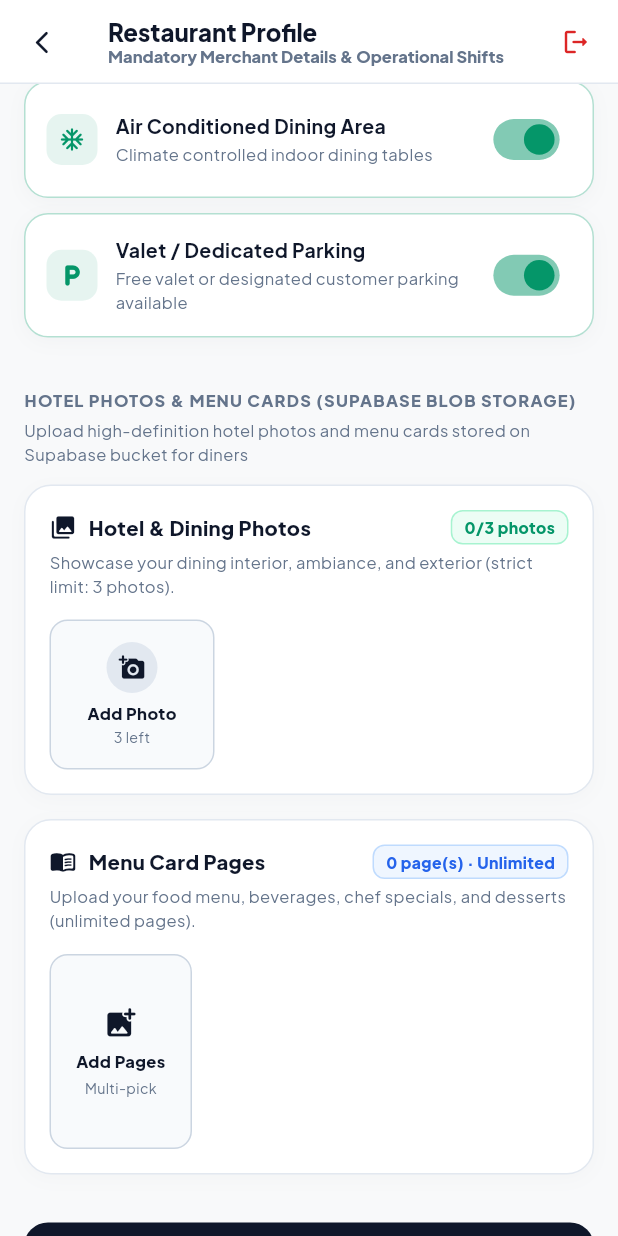
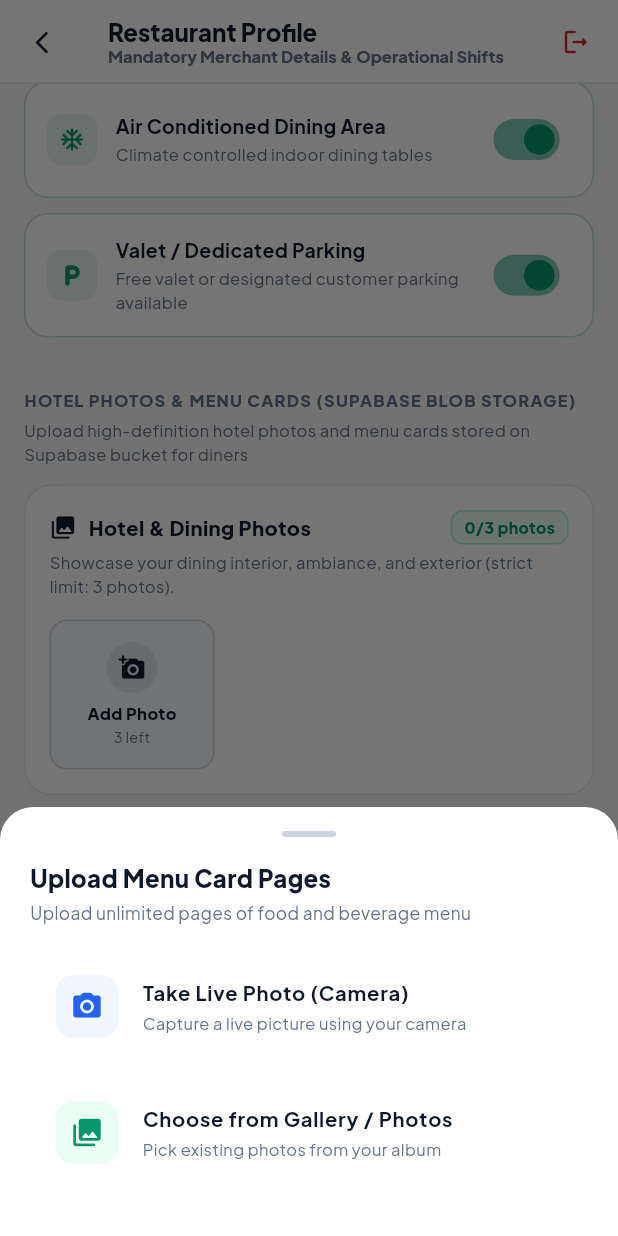
Before and after one commit to shiftlogicx/booknbytes, a Flutter app: the RestaurantProfileScreen screen opened directly, scrolled down 1728 dp, after a tap on "Add Pages", on a phone screen of 412 x 824 dp. Run offline on Flutter 3.47's test engine with Material 3 defaults, Android fonts, the phone set to English and light mode, and no system bars; our stand-ins replace audioplayers, cached_network_image, cloud_firestore, firebase_auth, firebase_core, firebase_messaging and 9 more; missing offline and left inert: onesignal_flutter; accounts and stored records are empty; statements that could not run were skipped.

Commit message:
feat: add real-time camera capture support alongside gallery picker for hotel photos and menu cards

```diff
--- a/hotel_app/lib/screens/profile/restaurant_profile_screen.dart
+++ b/hotel_app/lib/screens/profile/restaurant_profile_screen.dart
@@ -1333,6 +1333,75 @@ class _RestaurantProfileScreenState extends State<RestaurantProfileScreen> {
     );
   }
 
+  Future<ImageSource?> _showSourceSelector(BuildContext context, {required String title, String? subtitle}) async {
+    return await showModalBottomSheet<ImageSource>(
+      context: context,
+      backgroundColor: Colors.transparent,
+      builder: (ctx) => Container(
+        padding: const EdgeInsets.fromLTRB(20, 16, 20, 32),
+        decoration: const BoxDecoration(
+          color: Colors.white,
+          borderRadius: BorderRadius.vertical(top: Radius.circular(22)),
+        ),
+        child: Column(
+          mainAxisSize: MainAxisSize.min,
+          crossAxisAlignment: CrossAxisAlignment.start,
+          children: [
+            Center(
+              child: Container(
+                width: 36,
+                height: 4,
+                decoration: BoxDecoration(
+                  color: const Color(0xFFCBD5E1),
+                  borderRadius: BorderRadius.circular(2),
+                ),
+              ),
+            ),
+            const SizedBox(height: 16),
+            Text(
+              title,
+              style: const TextStyle(fontWeight: FontWeight.w800, fontSize: 16, color: Color(0xFF0F172A)),
+            ),
+            if (subtitle != null) ...[
+              const SizedBox(height: 3),
+              Text(subtitle, style: const TextStyle(fontSize: 11.5, color: Color(0xFF64748B))),
+            ],
+            const SizedBox(height: 18),
+            ListTile(
+              leading: Container(
+                padding: const EdgeInsets.all(10),
+                decoration: BoxDecoration(
+                  color: const Color(0xFFEFF6FF),
+                  borderRadius: BorderRadius.circular(12),
+                ),
+                child: const Icon(Icons.camera_alt_rounded, color: Color(0xFF2563EB), size: 22),
+              ),
+              title: const Text('Take Live Photo (Camera)', style: TextStyle(fontWeight: FontWeight.w700, fontSize: 13.5, color: Color(0xFF0F172A))),
+              subtitle: const Text('Capture a live picture using your camera', style: TextStyle(fontSize: 11, color: Color(0xFF64748B))),
+              shape: RoundedRectangleBorder(borderRadius: BorderRadius.circular(14), side: const BorderSide(color: Color(0xFFE2E8F0))),
+              onTap: () => Navigator.pop(ctx, ImageSource.camera),
+            ),
+            const SizedBox(height: 10),
+            ListTile(
+              leading: Container(
+                padding: const EdgeInsets.all(10),
+                decoration: BoxDecoration(
+                  color: const Color(0xFFECFDF5),
+                  borderRadius: BorderRadius.circular(12),
+                ),
+                child: const Icon(Icons.photo_library_rounded, color: Color(0xFF059669), size: 22),
+              ),
+              title: const Text('Choose from Gallery / Photos', style: TextStyle(fontWeight: FontWeight.w700, fontSize: 13.5, color: Color(0xFF0F172A))),
+              subtitle: const Text('Pick existing photos from your album', style: TextStyle(fontSize: 11, color: Color(0xFF64748B))),
+              shape: RoundedRectangleBorder(borderRadius: BorderRadius.circular(14), side: const BorderSide(color: Color(0xFFE2E8F0))),
+              onTap: () => Navigator.pop(ctx, ImageSource.gallery),
+            ),
+          ],
+        ),
+      ),
+    );
+  }
+
   Future<void> _pickAndUploadHotelPhoto(AuthProvider auth) async {
     if (auth.profile.hotelPhotos.length >= 3) {
       if (!mounted) return;
@@ -1345,9 +1414,16 @@ class _RestaurantProfileScreenState extends State<RestaurantProfileScreen> {
       return;
     }
 
+    final source = await _showSourceSelector(
+      context,
+      title: 'Upload Hotel Ambience Photo',
+      subtitle: 'Strict maximum: 3 photos (${auth.profile.hotelPhotos.length}/3 uploaded)',
+    );
+    if (source == null) return;
+
     try {
       final XFile? file = await _picker.pickImage(
-        source: ImageSource.gallery,
+        source: source,
         imageQuality: 85,
         maxWidth: 1920,
       );
@@ -1394,11 +1470,28 @@ class _RestaurantProfileScreenState extends State<RestaurantProfileScreen> {
   }
 
   Future<void> _pickAndUploadMenuImages(AuthProvider auth) async {
+    final source = await _showSourceSelector(
+      context,
+      title: 'Upload Menu Card Pages',
+      subtitle: 'Upload unlimited pages of food and beverage menu',
+    );
+    if (source == null) return;
+
     try {
-      final List<XFile> files = await _picker.pickMultiImage(
-        imageQuality: 85,
-        maxWidth: 1920,
-      );
+      List<XFile> files = [];
+      if (source == ImageSource.camera) {
+        final XFile? file = await _picker.pickImage(
+          source: ImageSource.camera,
+          imageQuality: 85,
+          maxWidth: 1920,
+        );
+        if (file != null) files.add(file);
+      } else {
+        files = await _picker.pickMultiImage(
+          imageQuality: 85,
+          maxWidth: 1920,
+        );
+      }
       if (files.isEmpty) return;
 
       setState(() {
```
Also changed, not shown: 2 other files.
